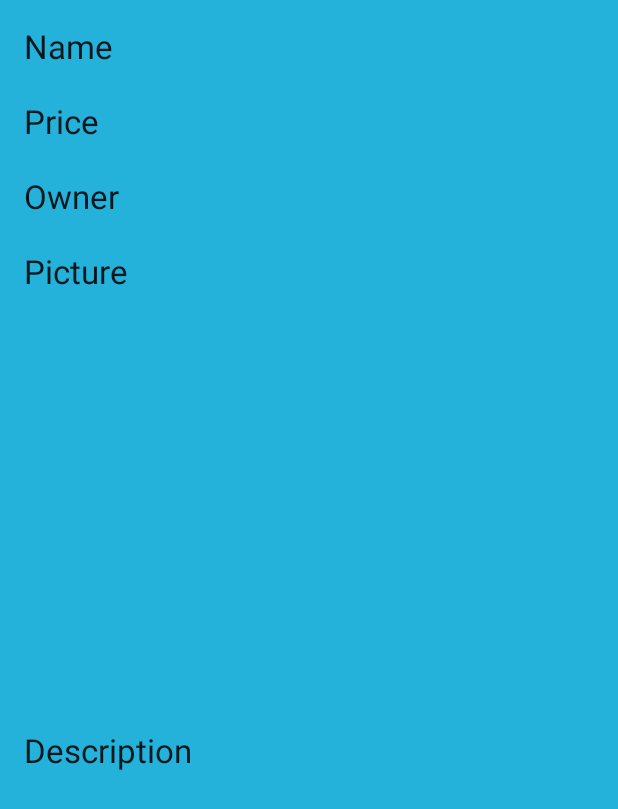
After one commit to borozcod/android-app, an Android app: the layout activity_borrow_object_view.xml on its own in the app's theme, with its tools: preview values and no code run, on a phone screen of 412 x 824 dp. The commit adds this screen. Shown: the top 809 px of the screen. Run offline under Robolectric (Android 15) with nearby library versions, the phone set to English and light mode, and no system bars.

Commit message:
Added Activity to display BorrowObject in greater detail when selected in ListFragment

```diff
--- a/Borrow/app/src/main/java/edu/ncc/cis18b/project/Borrow/HomeActivity.java
+++ b/Borrow/app/src/main/java/edu/ncc/cis18b/project/Borrow/HomeActivity.java
@@ -47,6 +47,8 @@ public class HomeActivity extends ActionBarActivity
         initializeList();
 
         queryParse();
+        // TODO: if a new object is created before Database is initialized
+        // TODO: Will probably crash app - fix
     }
 
     private void initializeActionBar() {
@@ -101,6 +103,8 @@ public class HomeActivity extends ActionBarActivity
         ft.add(R.id.homeFragmentList, listFragment);
 
         ft.commit();
+        // TODO: perhaps place these as member variables
+        // TODO: may fix list loading issues
     }
 
     private void queryParse() // TODO: replace, improve -- do something with this method
--- /dev/null
+++ b/Borrow/app/src/main/res/layout/activity_borrow_object_view.xml
@@ -0,0 +1,141 @@
+<RelativeLayout xmlns:android="http://schemas.android.com/apk/res/android"
+    xmlns:tools="http://schemas.android.com/tools" android:layout_width="match_parent"
+    android:layout_height="match_parent" android:paddingLeft="@dimen/activity_horizontal_margin"
+    android:paddingRight="@dimen/activity_horizontal_margin"
+    android:paddingTop="@dimen/activity_vertical_margin"
+    android:paddingBottom="@dimen/activity_vertical_margin"
+    tools:context="edu.ncc.cis18b.project.Borrow.BorrowObjectViewActivity"
+    android:id="@+id/borrowObjectViewLayout"
+    android:background="#24B2DA">
+
+    <LinearLayout
+        android:orientation="vertical"
+        android:layout_width="match_parent"
+        android:layout_height="match_parent"
+        android:id="@+id/objectCont"
+        android:weightSum="1">
+
+        <LinearLayout
+            android:orientation="horizontal"
+            android:layout_width="match_parent"
+            android:layout_height="50dp"
+            android:id="@+id/nameLayout">
+
+            <TextView
+                android:layout_width="wrap_content"
+                android:layout_height="wrap_content"
+                android:textAppearance="?android:attr/textAppearanceLarge"
+                android:text="Name"
+                android:id="@+id/textView13"
+                android:layout_alignParentTop="true"
+                android:layout_alignParentStart="true"
+                android:paddingEnd="40dp" />
+
+            <TextView
+                android:layout_width="wrap_content"
+                android:layout_height="wrap_content"
+                android:textAppearance="?android:attr/textAppearanceSmall"
+                android:id="@+id/viewNameText"
+                android:layout_alignParentTop="true"
+                android:layout_toEndOf="@+id/textView14" />
+        </LinearLayout>
+
+        <LinearLayout
+            android:orientation="horizontal"
+            android:layout_width="match_parent"
+            android:layout_height="50dp"
+            android:id="@+id/priceLayout">
+
+            <TextView
+                android:layout_width="wrap_content"
+                android:layout_height="wrap_content"
+                android:textAppearance="?android:attr/textAppearanceLarge"
+                android:text="Price"
+                android:id="@+id/textView15"
+                android:layout_below="@+id/textView14"
+                android:layout_alignParentStart="true"
+                android:paddingEnd="40dp" />
+
+            <TextView
+                android:layout_width="wrap_content"
+                android:layout_height="wrap_content"
+                android:textAppearance="?android:attr/textAppearanceSmall"
+                android:id="@+id/viewPriceText"
+                android:layout_below="@+id/viewDescText"
+                android:layout_alignStart="@+id/viewDescText" />
+        </LinearLayout>
+
+        <LinearLayout
+            android:orientation="horizontal"
+            android:layout_width="match_parent"
+            android:layout_height="50dp"
+            android:id="@+id/userLayout">
+
+            <TextView
+                android:layout_width="wrap_content"
+                android:layout_height="wrap_content"
+                android:textAppearance="?android:attr/textAppearanceLarge"
+                android:text="Owner"
+                android:id="@+id/textView16"
+                android:layout_below="@+id/textView15"
+                android:layout_alignParentStart="true"
+                android:paddingEnd="40dp" />
+
+            <TextView
+                android:layout_width="wrap_content"
+                android:layout_height="wrap_content"
+                android:textAppearance="?android:attr/textAppearanceSmall"
+                android:id="@+id/viewUserText"
+                android:layout_below="@+id/viewPriceText"
+                android:layout_toEndOf="@+id/textView14" />
+        </LinearLayout>
+
+        <LinearLayout
+            android:orientation="vertical"
+            android:layout_width="match_parent"
+            android:layout_height="200dp"
+            android:id="@+id/picCont"
+            android:layout_weight="0.35">
+
+            <TextView
+                android:layout_width="wrap_content"
+                android:layout_height="wrap_content"
+                android:textAppearance="?android:attr/textAppearanceLarge"
+                android:text="Picture"
+                android:id="@+id/textView17" />
+
+            <ImageView
+                android:layout_width="wrap_content"
+                android:layout_height="wrap_content"
+                android:id="@+id/viewPicImage"
+                android:layout_below="@+id/textView16"
+                android:layout_alignParentStart="true" />
+        </LinearLayout>
+
+        <LinearLayout
+            android:orientation="horizontal"
+            android:layout_width="match_parent"
+            android:layout_height="100dp"
+            android:id="@+id/descLayout">
+
+            <TextView
+                android:layout_width="wrap_content"
+                android:layout_height="wrap_content"
+                android:textAppearance="?android:attr/textAppearanceLarge"
+                android:text="Description"
+                android:id="@+id/textView14"
+                android:layout_below="@+id/textView13"
+                android:layout_alignParentStart="true"
+                android:paddingEnd="40dp" />
+
+            <TextView
+                android:layout_width="wrap_content"
+                android:layout_height="wrap_content"
+                android:textAppearance="?android:attr/textAppearanceSmall"
+                android:id="@+id/viewDescText"
+                android:layout_below="@+id/viewNameText"
+                android:layout_alignStart="@+id/viewNameText" />
+        </LinearLayout>
+    </LinearLayout>
+
+</RelativeLayout>
--- a/Borrow/app/src/main/res/values/strings.xml
+++ b/Borrow/app/src/main/res/values/strings.xml
@@ -9,4 +9,5 @@
     <string name="title_activity_add_new_item">AddNewItemActivity</string>
     <string name="title_activity_my_list">MyListActivity</string>
     <string name="title_activity_welcome">WelcomeActivity</string>
+    <string name="title_activity_borrow_object_view">BorrowObjectViewActivity</string>
 </resources>
```
Also changed, not shown: Borrow/app/src/main/AndroidManifest.xml (+29 -18 lines), Borrow/app/src/main/java/edu/ncc/cis18b/project/Borrow/BorrowListFragment.java (+8 -4 lines), Borrow/app/src/main/java/edu/ncc/cis18b/project/Borrow/BorrowObjectViewActivity.java (added, +113 -0 lines), Borrow/app/src/main/res/menu/menu_borrow_object_view.xml (added, +7 -0 lines), Borrow/app/src/main/java/edu/ncc/cis18b/project/Borrow/BorrowObject.java (line endings or trailing spaces).
